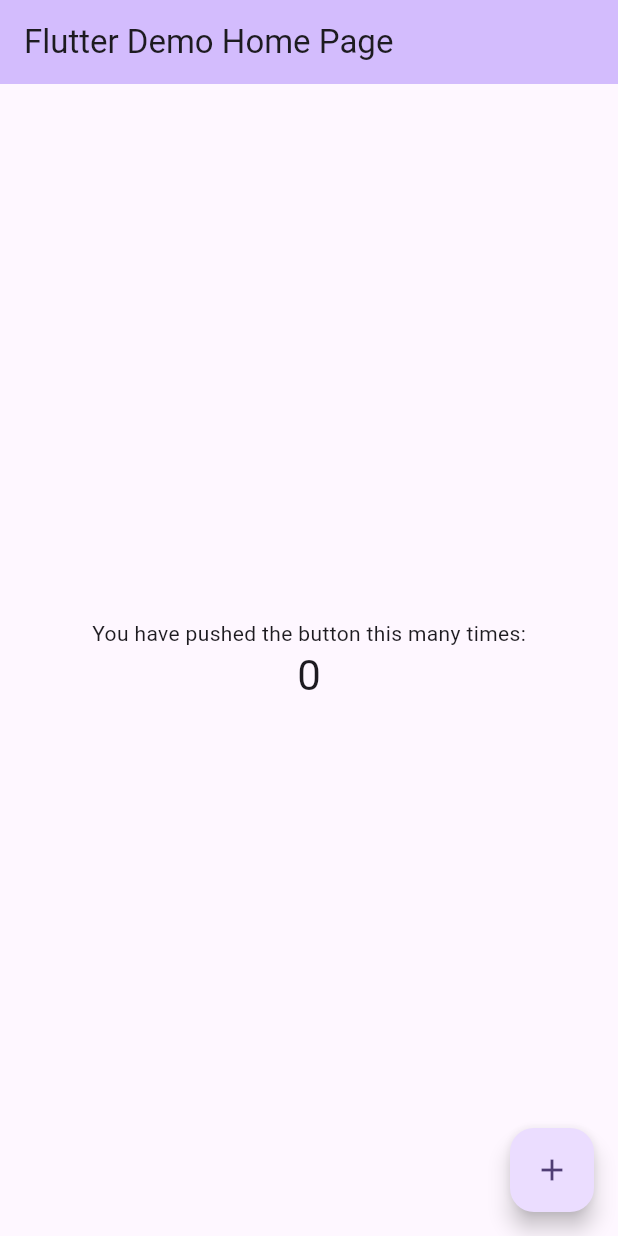
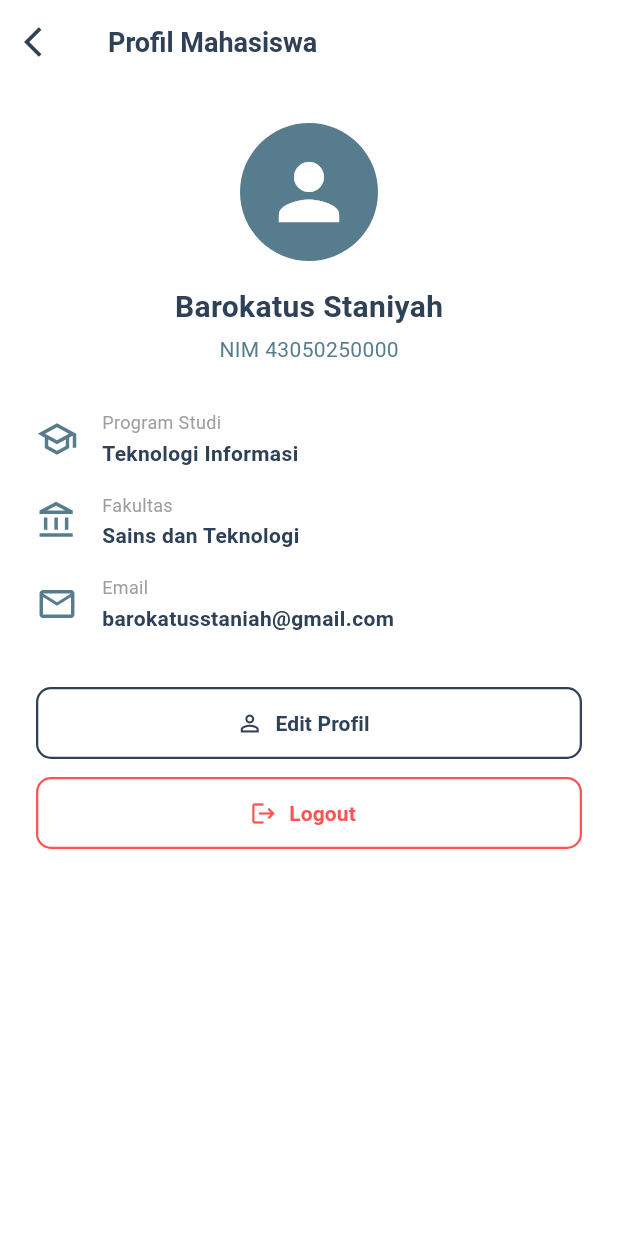
Before and after one commit to keyyy8-unhub/projek_KampusCare, a Flutter app: the screen it shows after launch, on a phone screen of 412 x 824 dp. Run offline on Flutter 3.47's test engine with Material 3 defaults, Android fonts, the phone set to English and light mode, and no system bars.

Commit message:
profil_page

```diff
--- a/lib/main.dart
+++ b/lib/main.dart
@@ -1,122 +1,19 @@
 import 'package:flutter/material.dart';
+import 'package:proyek_kampuscare/pages/profil_page.dart';
+
 
 void main() {
-  runApp(const MyApp());
+  runApp(KampusCare());
 }
 
-class MyApp extends StatelessWidget {
-  const MyApp({super.key});
+class KampusCare extends StatelessWidget {
+  const KampusCare({super.key});
 
-  // This widget is the root of your application.
   @override
   Widget build(BuildContext context) {
-    return MaterialApp(
-      title: 'Flutter Demo',
-      theme: ThemeData(
-        // This is the theme of your application.
-        //
-        // TRY THIS: Try running your application with "flutter run". You'll see
-        // the application has a purple toolbar. Then, without quitting the app,
-        // try changing the seedColor in the colorScheme below to Colors.green
-        // and then invoke "hot reload" (save your changes or press the "hot
-        // reload" button in a Flutter-supported IDE, or press "r" if you used
-        // the command line to start the app).
-        //
-        // Notice that the counter didn't reset back to zero; the application
-        // state is not lost during the reload. To reset the state, use hot
-        // restart instead.
-        //
-        // This works for code too, not just values: Most code changes can be
-        // tested with just a hot reload.
-        colorScheme: .fromSeed(seedColor: Colors.deepPurple),
-      ),
-      home: const MyHomePage(title: 'Flutter Demo Home Page'),
+    return const MaterialApp(
+      debugShowCheckedModeBanner: false,
+      home: HalamanProfilMhs(),
     );
   }
 }
-
-class MyHomePage extends StatefulWidget {
-  const MyHomePage({super.key, required this.title});
-
-  // This widget is the home page of your application. It is stateful, meaning
-  // that it has a State object (defined below) that contains fields that affect
-  // how it looks.
-
-  // This class is the configuration for the state. It holds the values (in this
-  // case the title) provided by the parent (in this case the App widget) and
-  // used by the build method of the State. Fields in a Widget subclass are
-  // always marked "final".
-
-  final String title;
-
-  @override
-  State<MyHomePage> createState() => _MyHomePageState();
-}
-
-class _MyHomePageState extends State<MyHomePage> {
-  int _counter = 0;
-
-  void _incrementCounter() {
-    setState(() {
-      // This call to setState tells the Flutter framework that something has
-      // changed in this State, which causes it to rerun the build method below
-      // so that the display can reflect the updated values. If we changed
-      // _counter without calling setState(), then the build method would not be
-      // called again, and so nothing would appear to happen.
-      _counter++;
-    });
-  }
-
-  @override
-  Widget build(BuildContext context) {
-    // This method is rerun every time setState is called, for instance as done
-    // by the _incrementCounter method above.
-    //
-    // The Flutter framework has been optimized to make rerunning build methods
-    // fast, so that you can just rebuild anything that needs updating rather
-    // than having to individually change instances of widgets.
-    return Scaffold(
-      appBar: AppBar(
-        // TRY THIS: Try changing the color here to a specific color (to
-        // Colors.amber, perhaps?) and trigger a hot reload to see the AppBar
-        // change color while the other colors stay the same.
-        backgroundColor: Theme.of(context).colorScheme.inversePrimary,
-        // Here we take the value from the MyHomePage object that was created by
-        // the App.build method, and use it to set our appbar title.
-        title: Text(widget.title),
-      ),
-      body: Center(
-        // Center is a layout widget. It takes a single child and positions it
-        // in the middle of the parent.
-        child: Column(
-          // Column is also a layout widget. It takes a list of children and
-          // arranges them vertically. By default, it sizes itself to fit its
-          // children horizontally, and tries to be as tall as its parent.
-          //
-          // Column has various properties to control how it sizes itself and
-          // how it positions its children. Here we use mainAxisAlignment to
-          // center the children vertically; the main axis here is the vertical
-          // axis because Columns are vertical (the cross axis would be
-          // horizontal).
-          //
-          // TRY THIS: Invoke "debug painting" (choose the "Toggle Debug Paint"
-          // action in the IDE, or press "p" in the console), to see the
-          // wireframe for each widget.
-          mainAxisAlignment: .center,
-          children: [
-            const Text('You have pushed the button this many times:'),
-            Text(
-              '$_counter',
-              style: Theme.of(context).textTheme.headlineMedium,
-            ),
-          ],
-        ),
-      ),
-      floatingActionButton: FloatingActionButton(
-        onPressed: _incrementCounter,
-        tooltip: 'Increment',
-        child: const Icon(Icons.add),
-      ),
-    );
-  }
-}
--- /dev/null
+++ b/lib/pages/profil_page.dart
@@ -0,0 +1,165 @@
+import 'package:flutter/material.dart';
+
+class HalamanProfilMhs extends StatelessWidget {
+  const HalamanProfilMhs ({super.key});
+
+
+  @override
+  Widget build(BuildContext context) {
+    const Color navyColor = Color(0xFF2F4156);
+    const Color tealColor = Color(0xFF567C8D);
+
+    return Scaffold(
+      backgroundColor: Colors.white,
+      appBar: AppBar(
+        backgroundColor: Colors.white,
+        elevation: 0,
+        leading: IconButton(
+          icon: const Icon(Icons.arrow_back_ios, color: navyColor),
+          onPressed: () {},
+        ),
+        title: const Text(
+          'Profil Mahasiswa',
+          style: TextStyle(
+            color: navyColor,
+            fontWeight: FontWeight.bold,
+            fontSize: 18,
+          ),
+        ),
+        centerTitle: false,
+      ),
+      body: SafeArea(
+        child: SingleChildScrollView(
+          padding: const EdgeInsets.symmetric(horizontal: 24, vertical: 16),
+          child: Column(
+            children: [
+              const SizedBox(height: 10),
+
+              const CircleAvatar(
+                radius: 46,
+                backgroundColor: tealColor,
+                child: Icon(Icons.person, color: Colors.white, size: 60),
+              ),
+              const SizedBox(height: 16),
+
+              const Text(
+                'Barokatus Staniyah',
+                style: TextStyle(
+                  fontSize: 20,
+                  fontWeight: FontWeight.bold,
+                  color: navyColor,
+                ),
+              ),
+              const SizedBox(height: 4),
+              const Text(
+                'NIM 43050250000',
+                style: TextStyle(
+                  fontSize: 14,
+                  color: tealColor,
+                ),
+              ),
+              const SizedBox(height: 30),
+
+              _buildInfoItem(
+                icon : Icons.school_outlined,
+                label : 'Program Studi',
+                value : 'Teknologi Informasi',
+              ),
+              const SizedBox(height: 16),
+
+              _buildInfoItem(
+                icon : Icons.account_balance_outlined,
+                label : 'Fakultas',
+                value : 'Sains dan Teknologi',
+              ),
+              const SizedBox(height: 16),
+
+              _buildInfoItem(
+                icon : Icons.email_outlined,
+                label :'Email',
+                value : 'barokatusstaniah@gmail.com',
+              ),
+              const SizedBox(height: 36),
+
+              //edit profil
+              OutlinedButton.icon(
+                onPressed: () {},
+                icon: const Icon(Icons.person_outline, color: navyColor),
+                label: const Text(
+                  'Edit Profil',
+                  style: TextStyle(
+                    color: navyColor,
+                    fontWeight: FontWeight.bold,
+                  ),
+                ),
+                style: OutlinedButton.styleFrom(
+                  minimumSize: const Size(double.infinity, 48),
+                  side: const BorderSide(color: navyColor, width: 1.5),
+                  shape: RoundedRectangleBorder(
+                    borderRadius: BorderRadius.circular(10),
+                  ),
+                ),
+              ),
+              const SizedBox(height: 12),
+
+              //Tombol Logout
+              OutlinedButton.icon(
+                onPressed: () {},
+                icon: const Icon(Icons.logout, color: Colors.redAccent),
+                label: const Text(
+                  'Logout',
+                  style: TextStyle(
+                    color: Colors.redAccent,
+                    fontWeight: FontWeight.bold,
+                  ),
+                ),
+                style: OutlinedButton.styleFrom(
+                  minimumSize: const Size(double.infinity, 48),
+                  side: const BorderSide(color: Colors.redAccent, width: 1.5),
+                  shape: RoundedRectangleBorder(
+                    borderRadius: BorderRadius.circular(10),
+                  ),
+                ),
+              ),
+            ],
+          ),
+        ),
+      ),
+    );
+  }
+
+  //widget pembantu di bagian baris info profil
+  static Widget _buildInfoItem({
+    required IconData icon,
+    required String label,
+    required String value,
+  }) {
+    return Row(
+      children: [
+        Icon(icon, color: const Color(0xFF567C8D), size: 28),
+        const SizedBox(width: 16),
+        Column(
+          crossAxisAlignment: CrossAxisAlignment.start,
+          children: [
+            Text(
+              label,
+              style: const TextStyle(
+                fontSize: 12,
+                color: Colors.grey,
+              ),
+            ),
+            const SizedBox(height: 2),
+            Text(
+              value,
+              style: const TextStyle(
+                fontSize: 14,
+                fontWeight: FontWeight.w600,
+                color: Color(0xFF2F4156),
+              ),
+            )
+          ],
+        )
+      ],
+    );
+  }
+}
```
Also changed, not shown: lib/pages/home_page.dart (added, +70 -0 lines), lib/pages/login_page.dart (added, +47 -0 lines), lib/pages/register_page.dart (added, +11 -0 lines), 1 other file.
